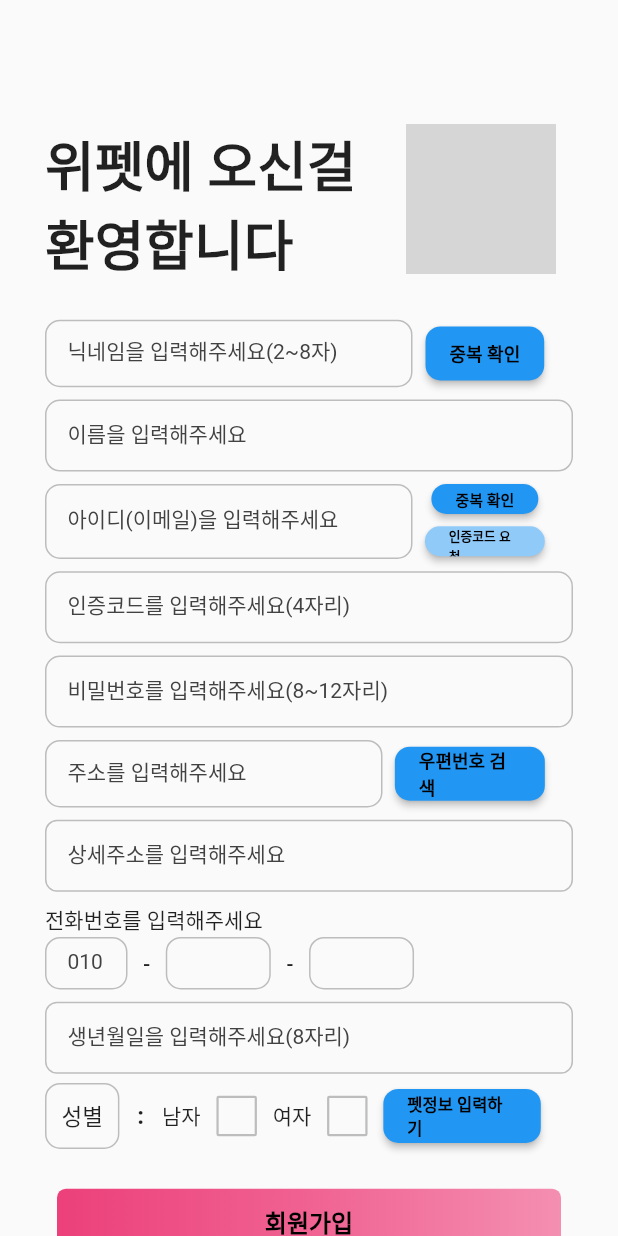
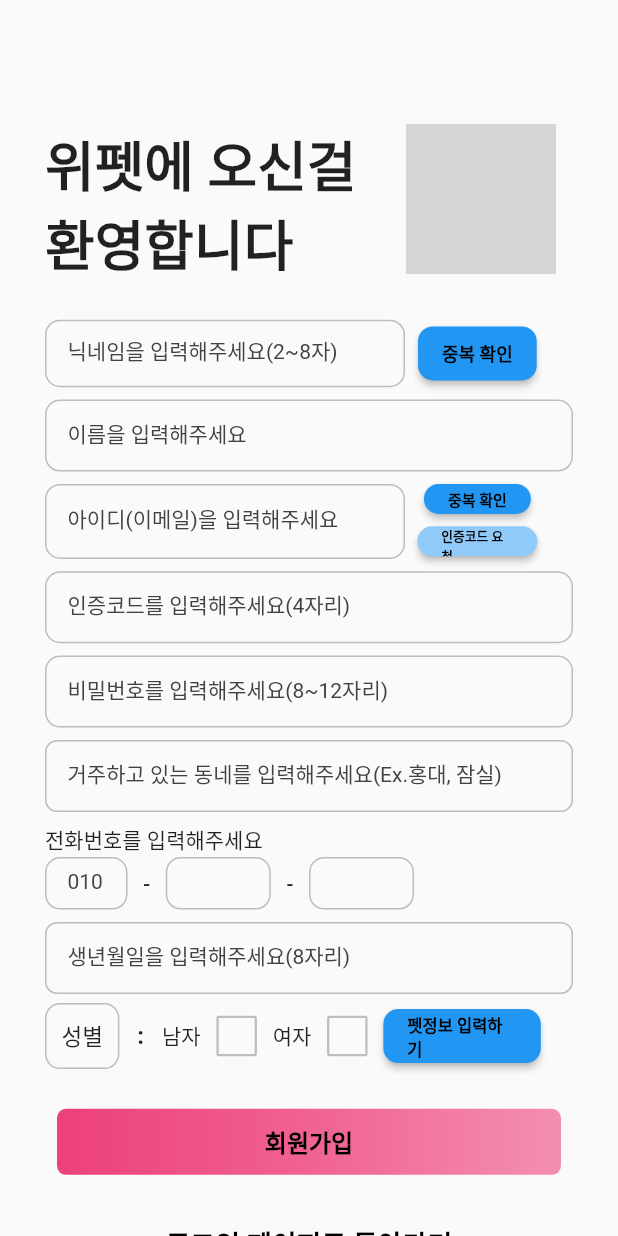
Before and after one commit to JmSmartProject/FrontEnd, a Flutter app: the SignupPage screen opened directly, on a phone screen of 412 x 824 dp. Run offline on Flutter 3.47's test engine with Material 2 defaults, Android fonts, the light colour scheme and no system bars; network calls fail; grey boxes are pictures that could not be loaded.

Commit message:
Update signup_page.dart

```diff
--- a/JMSmart_project/lib/modules/login_page/signup_page.dart
+++ b/JMSmart_project/lib/modules/login_page/signup_page.dart
@@ -84,7 +84,7 @@
                 children: <Widget>[
                   SizedBox(
                     height: 45,
-                    width: 245,
+                    width: 240,
                     child: TextField(
                       decoration: InputDecoration(
                         labelText: "닉네임을 입력해주세요(2~8자)",
@@ -153,7 +153,7 @@
                 children: <Widget>[
                   SizedBox(
                     height: 50,
-                    width: 245,
+                    width: 240,
                     child: TextField(
                       decoration: InputDecoration(
                         labelText: "아이디(이메일)을 입력해주세요",
@@ -261,59 +261,12 @@
                 ],
               ),
               SizedBox(height: size.height * 0.01),
-              Row(
-                crossAxisAlignment: CrossAxisAlignment.start,
-                children: <Widget>[
-                  SizedBox(
-                    height: 45,
-                    width: 225,
-                    child: TextField(
-                      decoration: InputDecoration(
-                        labelText: "주소를 입력해주세요",
-                        contentPadding: EdgeInsets.fromLTRB(15, 10, 10, 10),
-                        labelStyle: TextStyle(
-                            fontSize: 14, color: Colors.grey.shade800),
-                        enabledBorder: OutlineInputBorder(
-                          borderRadius: BorderRadius.circular(10),
-                          borderSide: BorderSide(color: Colors.grey.shade400),
-                        ),
-                        focusedBorder: OutlineInputBorder(
-                          borderRadius: BorderRadius.circular(10),
-                          borderSide: BorderSide(color: Colors.red),
-                        ),
-                        floatingLabelBehavior: FloatingLabelBehavior.auto,
-                      ),
-                    ),
-                  ),
-                  SizedBox(width: size.width * 0.02),
-                  Container(
-                    alignment: Alignment.center,
-                    height: 45,
-                    width: 100,
-                    child: ElevatedButton(
-                      onPressed: () {},
-                      style: ElevatedButton.styleFrom(
-                          backgroundColor: Colors.blue,
-                          shape: RoundedRectangleBorder(
-                              borderRadius: BorderRadius.circular(10))),
-                      child: const Text(
-                        "우편번호 검색",
-                        style: TextStyle(
-                            fontSize: 12,
-                            color: Colors.black,
-                            fontWeight: FontWeight.w600),
-                      ),
-                    ),
-                  ),
-                ],
-              ),
-              SizedBox(height: size.height * 0.01),
               Column(
                 crossAxisAlignment: CrossAxisAlignment.start,
                 children: <Widget>[
                   TextField(
                     decoration: InputDecoration(
-                      labelText: "상세주소를 입력해주세요",
+                      labelText: "거주하고 있는 동네를 입력해주세요(Ex.홍대, 잠실)",
                       contentPadding: EdgeInsets.fromLTRB(15, 10, 10, 10),
                       labelStyle:
                           TextStyle(fontSize: 14, color: Colors.grey.shade800),
```
